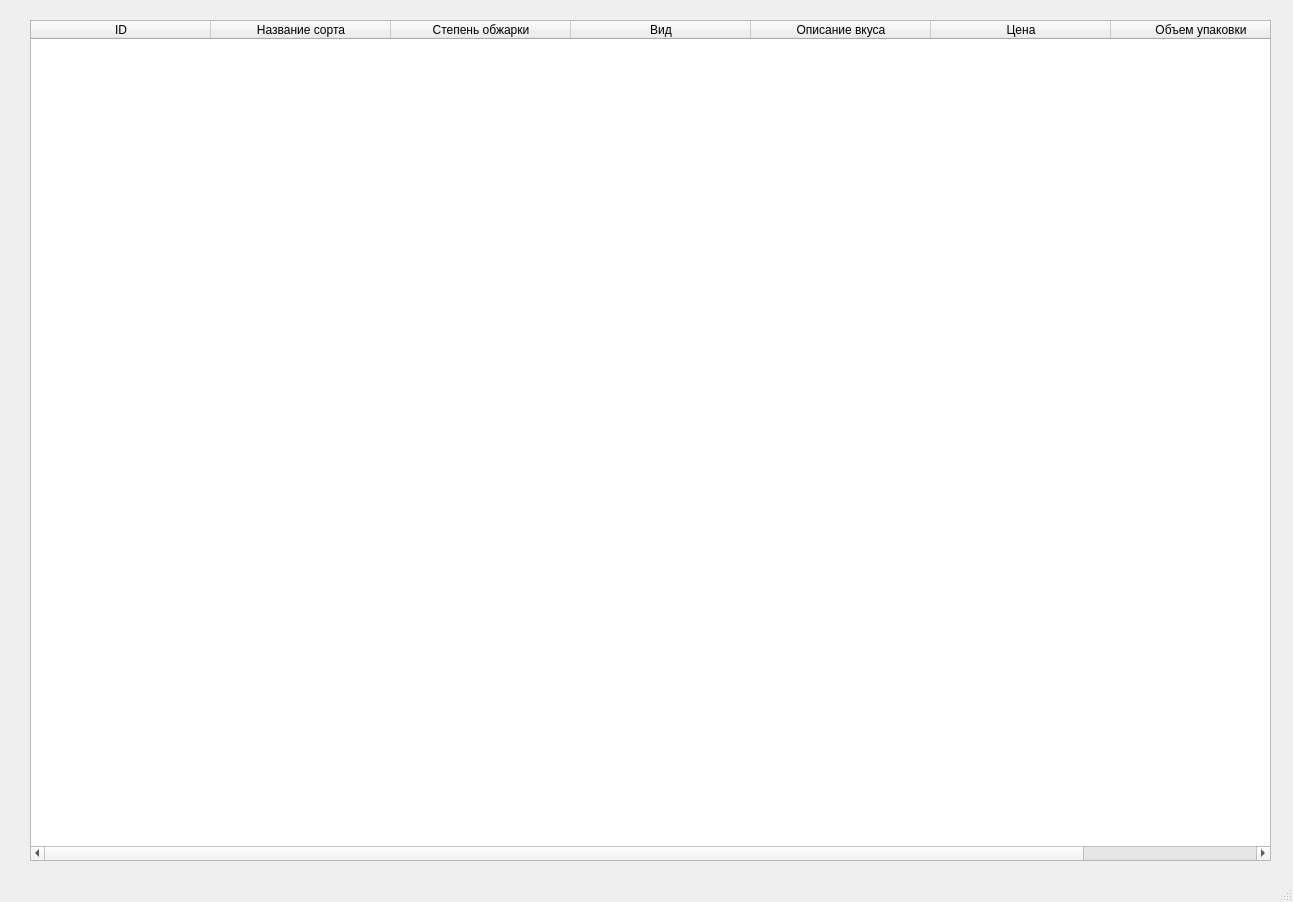
First picture: the form in main.ui, repository obich2/espresso, before the edit.
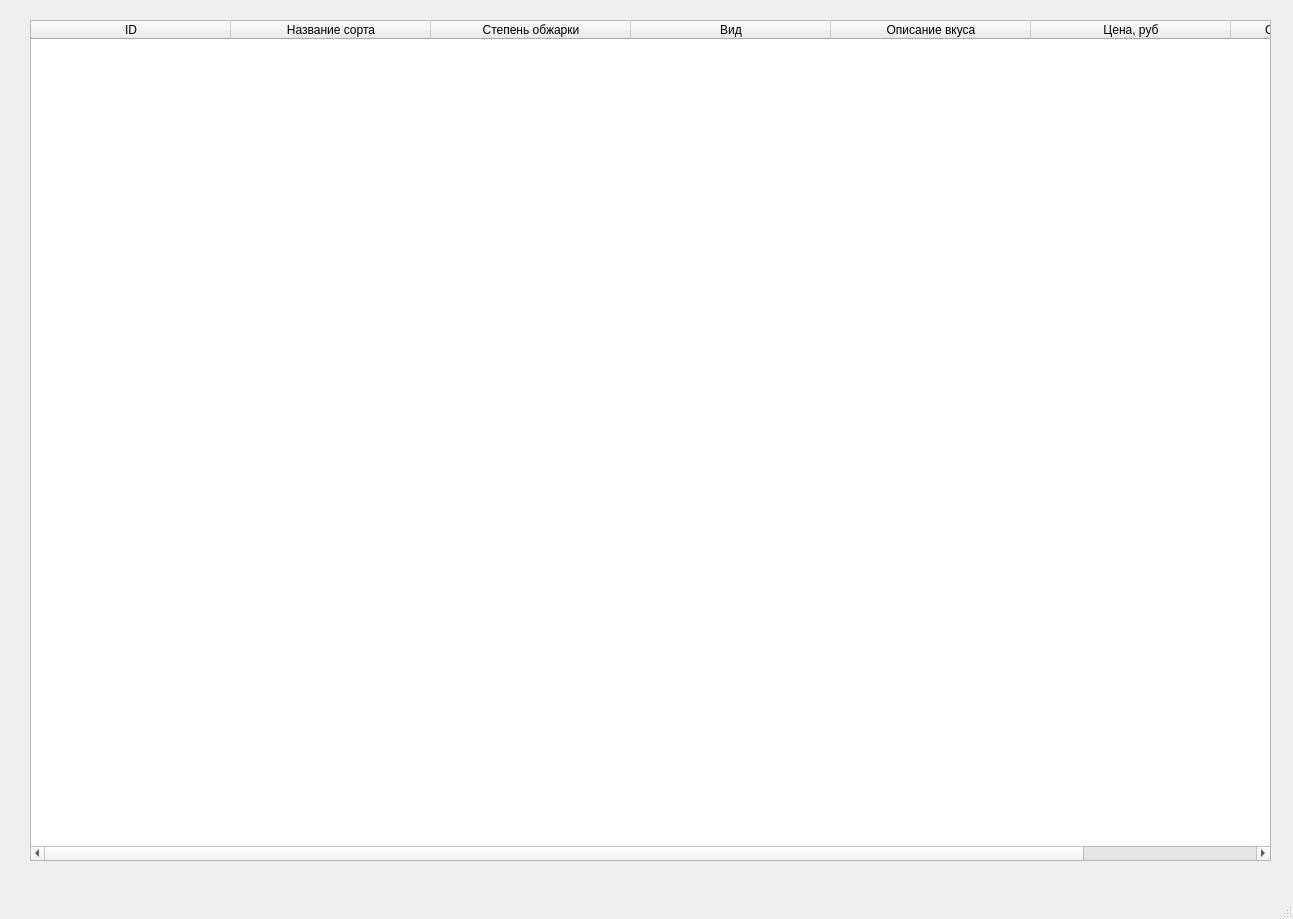
Second picture: the form after the edit.

```diff
--- a/main.ui
+++ b/main.ui
@@ -7,7 +7,7 @@
     <x>0</x>
     <y>0</y>
     <width>1293</width>
-    <height>902</height>
+    <height>919</height>
    </rect>
   </property>
   <property name="windowTitle">
@@ -24,7 +24,10 @@
      </rect>
     </property>
     <attribute name="horizontalHeaderDefaultSectionSize">
-     <number>180</number>
+     <number>200</number>
+    </attribute>
+    <attribute name="verticalHeaderDefaultSectionSize">
+     <number>100</number>
     </attribute>
     <column>
      <property name="text">
@@ -53,12 +56,12 @@
     </column>
     <column>
      <property name="text">
-      <string>Цена</string>
+      <string>Цена, руб</string>
      </property>
     </column>
     <column>
      <property name="text">
-      <string>Объем упаковки</string>
+      <string>Объем упаковки, грамм</string>
      </property>
     </column>
    </widget>
```
Left out of the diff: 2 changed lines with no effect on the pictures.
